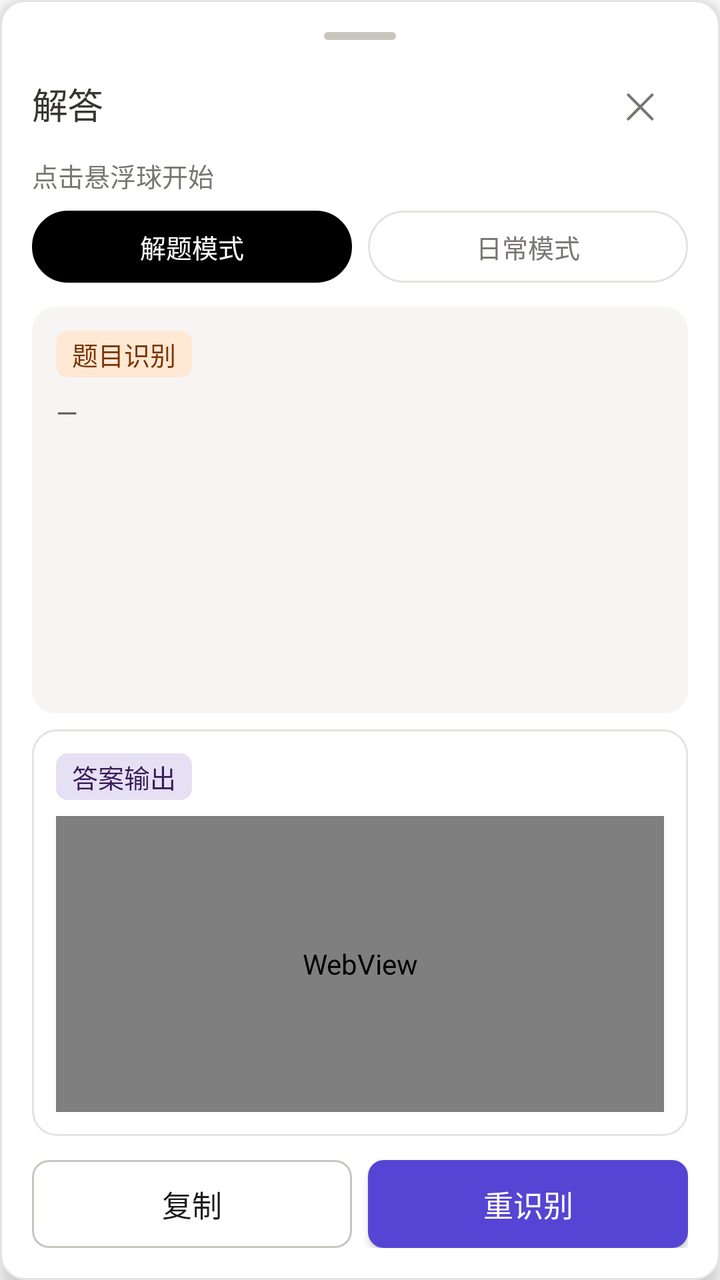
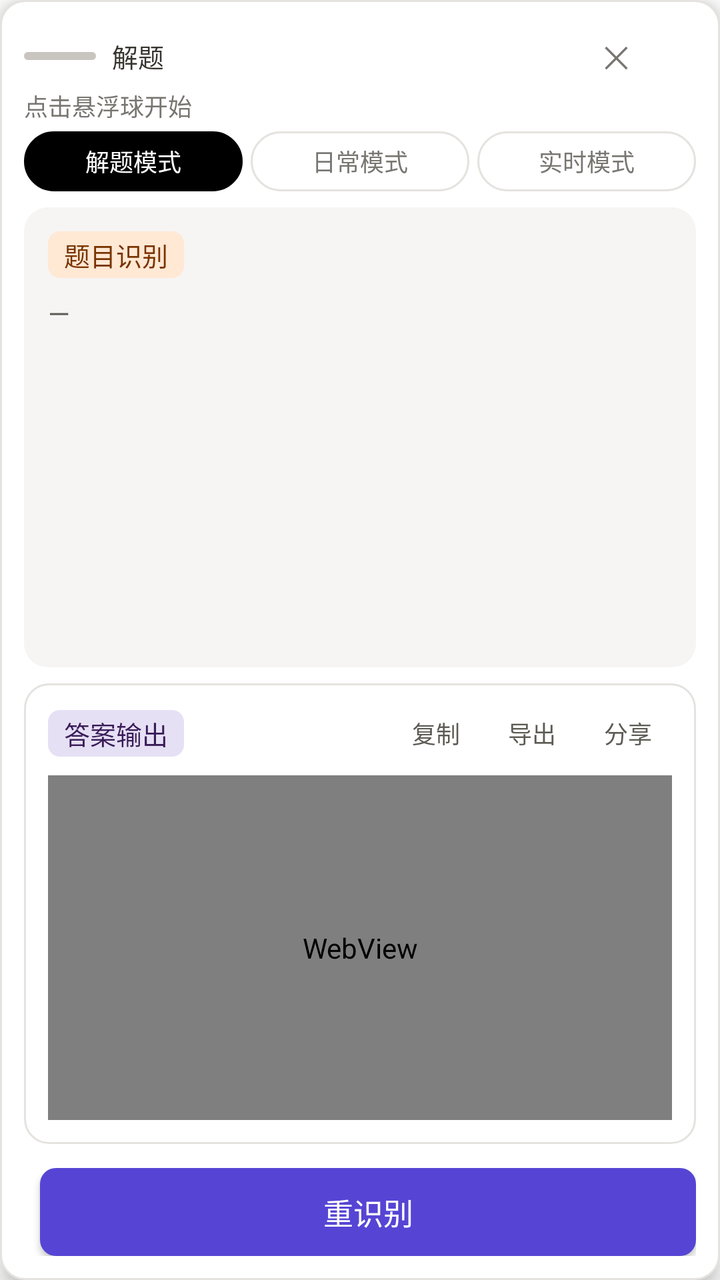

An Android layout rendered at two revisions. The XML below is the earlier revision; the diff shows what the commit changed to produce the second picture.
<!-- AndroidManifest.xml: application theme Theme.QuickAnswer -->
<!-- res/layout/float_panel.xml -->
<?xml version="1.0" encoding="utf-8"?>
<FrameLayout xmlns:android="http://schemas.android.com/apk/res/android"
    android:id="@+id/panel"
    android:layout_width="320dp"
    android:layout_height="@dimen/panel_height"
    android:background="@drawable/bg_panel"
    android:elevation="6dp">

    <LinearLayout
        android:layout_width="match_parent"
        android:layout_height="match_parent"
        android:orientation="vertical"
        android:padding="@dimen/space_md">

        
        <LinearLayout
            android:id="@+id/panelHeader"
            android:layout_width="match_parent"
            android:layout_height="wrap_content"
            android:gravity="center_horizontal"
            android:orientation="vertical">

            <View
                android:layout_width="@dimen/grabber_width"
                android:layout_height="@dimen/grabber_height"
                android:background="@drawable/bg_grabber" />

            <LinearLayout
                android:layout_width="match_parent"
                android:layout_height="wrap_content"
                android:layout_marginTop="@dimen/space_xs"
                android:gravity="center_vertical"
                android:orientation="horizontal">

                <TextView
                    android:id="@+id/tvTitle"
                    style="@style/Tv.SectionTitle"
                    android:layout_width="0dp"
                    android:layout_height="wrap_content"
                    android:layout_weight="1"
                    android:text="@string/panel_title" />

                <TextView
                    android:id="@+id/btnClose"
                    android:layout_width="@dimen/touch_target"
                    android:layout_height="@dimen/touch_target"
                    android:fontFamily="sans-serif"
                    android:gravity="center"
                    android:text="✕"
                    android:textColor="@color/steel"
                    android:textSize="18sp" />
            </LinearLayout>
        </LinearLayout>

        <TextView
            android:id="@+id/tvStatus"
            style="@style/Tv.Caption"
            android:layout_width="match_parent"
            android:layout_height="wrap_content"
            android:layout_marginTop="2dp"
            android:text="@string/panel_status_idle" />

        
        <LinearLayout
            android:layout_width="match_parent"
            android:layout_height="wrap_content"
            android:layout_marginTop="@dimen/space_xs"
            android:baselineAligned="false"
            android:orientation="horizontal">

            <TextView
                android:id="@+id/segSolve"
                android:layout_width="0dp"
                android:layout_height="36dp"
                android:layout_weight="1"
                android:background="@drawable/bg_segment_selected"
                android:fontFamily="sans-serif-medium"
                android:gravity="center"
                android:maxLines="1"
                android:text="@string/mode_solve"
                android:textColor="@color/on_dark"
                android:textSize="13sp" />

            <TextView
                android:id="@+id/segDaily"
                android:layout_width="0dp"
                android:layout_height="36dp"
                android:layout_marginStart="@dimen/space_xs"
                android:layout_weight="1"
                android:background="@drawable/bg_segment_default"
                android:fontFamily="sans-serif-medium"
                android:gravity="center"
                android:maxLines="1"
                android:text="@string/mode_daily"
                android:textColor="@color/steel"
                android:textSize="13sp" />
        </LinearLayout>

        
        <LinearLayout
            android:id="@+id/dailyInputBar"
            android:layout_width="match_parent"
            android:layout_height="wrap_content"
            android:layout_marginTop="@dimen/space_xs"
            android:gravity="center_vertical"
            android:orientation="horizontal"
            android:visibility="gone">

            <EditText
                android:id="@+id/etRequest"
                android:layout_width="0dp"
                android:layout_height="40dp"
                android:layout_weight="1"
                android:background="@drawable/bg_input"
                android:fontFamily="sans-serif"
                android:hint="@string/et_request_hint"
                android:imeOptions="actionSend"
                android:inputType="text"
                android:paddingStart="@dimen/space_sm"
                android:paddingEnd="@dimen/space_sm"
                android:singleLine="true"
                android:textColor="@color/ink"
                android:textColorHint="@color/muted"
                android:textSize="14sp" />

            <TextView
                android:id="@+id/btnVoice"
                android:layout_width="wrap_content"
                android:layout_height="40dp"
                android:layout_marginStart="@dimen/space_xs"
                android:background="@drawable/bg_button_secondary"
                android:fontFamily="sans-serif-medium"
                android:gravity="center"
                android:minWidth="56dp"
                android:paddingStart="@dimen/space_sm"
                android:paddingEnd="@dimen/space_sm"
                android:text="@string/btn_voice"
                android:textColor="@color/ink"
                android:textSize="14sp" />

            
            <TextView
                android:id="@+id/btnDailyShot"
                android:layout_width="wrap_content"
                android:layout_height="40dp"
                android:layout_marginStart="@dimen/space_xs"
                android:background="@drawable/bg_button_secondary"
                android:fontFamily="sans-serif-medium"
                android:gravity="center"
                android:minWidth="56dp"
                android:paddingStart="@dimen/space_sm"
                android:paddingEnd="@dimen/space_sm"
                android:text="@string/btn_daily_shot"
                android:textColor="@color/ink"
                android:textSize="14sp" />
        </LinearLayout>

        
        <LinearLayout
            android:id="@+id/zoneQuestion"
            android:layout_width="match_parent"
            android:layout_height="0dp"
            android:layout_marginTop="@dimen/space_sm"
            android:layout_weight="1"
            android:background="@drawable/bg_zone_question"
            android:orientation="vertical"
            android:padding="@dimen/space_sm">

            <TextView
                style="@style/Tv.Tag"
                android:layout_width="wrap_content"
                android:layout_height="wrap_content"
                android:background="@drawable/bg_tag_peach"
                android:paddingStart="@dimen/space_xs"
                android:paddingTop="2dp"
                android:paddingEnd="@dimen/space_xs"
                android:paddingBottom="2dp"
                android:text="@string/panel_question_label"
                android:textColor="@color/brand_orange_deep" />

            <ScrollView
                android:layout_width="match_parent"
                android:layout_height="0dp"
                android:layout_marginTop="@dimen/space_xs"
                android:layout_weight="1"
                android:scrollbars="vertical">

                <TextView
                    android:id="@+id/tvQuestion"
                    style="@style/Tv.BodySm"
                    android:layout_width="match_parent"
                    android:layout_height="wrap_content"
                    android:text="@string/panel_question_empty" />
            </ScrollView>
        </LinearLayout>

        
        <LinearLayout
            android:layout_width="match_parent"
            android:layout_height="0dp"
            android:layout_marginTop="@dimen/space_xs"
            android:layout_weight="1"
            android:background="@drawable/bg_zone_answer"
            android:orientation="vertical"
            android:padding="@dimen/space_sm">

            <TextView
                android:id="@+id/tvAnswerLabel"
                style="@style/Tv.Tag"
                android:layout_width="wrap_content"
                android:layout_height="wrap_content"
                android:background="@drawable/bg_tag_lavender"
                android:paddingStart="@dimen/space_xs"
                android:paddingTop="2dp"
                android:paddingEnd="@dimen/space_xs"
                android:paddingBottom="2dp"
                android:text="@string/panel_answer_label"
                android:textColor="@color/brand_purple_800" />

            
            <WebView
                android:id="@+id/webAnswer"
                android:layout_width="match_parent"
                android:layout_height="0dp"
                android:layout_marginTop="@dimen/space_xs"
                android:layout_weight="1"
                android:background="@android:color/transparent"
                android:scrollbars="vertical" />
        </LinearLayout>

        
        <LinearLayout
            android:layout_width="match_parent"
            android:layout_height="wrap_content"
            android:layout_marginTop="@dimen/space_sm"
            android:orientation="horizontal">

            <Button
                android:id="@+id/btnCopy"
                style="@style/Btn.Secondary"
                android:layout_width="0dp"
                android:layout_height="wrap_content"
                android:layout_weight="1"
                android:text="@string/btn_copy" />

            
            <Button
                android:id="@+id/btnStitch"
                style="@style/Btn.Secondary"
                android:layout_width="0dp"
                android:layout_height="wrap_content"
                android:layout_marginStart="@dimen/space_xs"
                android:layout_weight="1"
                android:text="@string/btn_stitch"
                android:visibility="gone" />

            <Button
                android:id="@+id/btnReread"
                style="@style/Btn.Primary"
                android:layout_width="0dp"
                android:layout_height="wrap_content"
                android:layout_marginStart="@dimen/space_xs"
                android:layout_weight="1"
                android:text="@string/btn_reread" />
        </LinearLayout>
    </LinearLayout>

    
    <FrameLayout
        android:id="@+id/handle_tl"
        android:layout_width="44dp"
        android:layout_height="44dp"
        android:layout_gravity="top|start" />

    <FrameLayout
        android:id="@+id/handle_tr"
        android:layout_width="44dp"
        android:layout_height="44dp"
        android:layout_gravity="top|end" />

    <FrameLayout
        android:id="@+id/handle_bl"
        android:layout_width="44dp"
        android:layout_height="44dp"
        android:layout_gravity="bottom|start" />

    <FrameLayout
        android:id="@+id/handle_br"
        android:layout_width="44dp"
        android:layout_height="44dp"
        android:layout_gravity="bottom|end" />
</FrameLayout>
<!-- resources referenced by this layout -->
<resources>
  <color name="brand_orange_deep">#793400</color>
  <color name="brand_purple_800">#391C57</color>
  <color name="ink">#1A1A1A</color>
  <color name="muted">#BBB8B1</color>
  <color name="on_dark">#FFFFFF</color>
  <color name="steel">#787671</color>
  <dimen name="grabber_height">4dp</dimen>
  <dimen name="grabber_width">36dp</dimen>
  <dimen name="panel_height">560dp</dimen>
  <dimen name="space_md">16dp</dimen>
  <dimen name="space_sm">12dp</dimen>
  <dimen name="space_xs">8dp</dimen>
  <dimen name="touch_target">48dp</dimen>
  <string name="btn_copy">复制</string>
  <string name="btn_daily_shot">截屏</string>
  <string name="btn_reread">重识别</string>
  <string name="btn_stitch">拼接</string>
  <string name="btn_voice">语音</string>
  <string name="et_request_hint">说出你的需求（可留空）</string>
  <string name="mode_daily">日常模式</string>
  <string name="mode_solve">解题模式</string>
  <string name="panel_answer_label">答案输出</string>
  <string name="panel_question_empty">—</string>
  <string name="panel_question_label">题目识别</string>
  <string name="panel_status_idle">点击悬浮球开始</string>
  <string name="panel_title">解答</string>
  <style name="Tv.Caption" parent="">
          <item name="android:fontFamily">sans-serif</item>
          <item name="android:textSize">13sp</item>
          <item name="android:textColor">@color/steel</item>
      </style>
  <style name="Tv.SectionTitle" parent="">
          <item name="android:fontFamily">sans-serif-medium</item>
          <item name="android:textSize">18sp</item>
          <item name="android:textColor">@color/charcoal</item>
          <item name="android:letterSpacing">-0.01</item>
      </style>
  <style name="Tv.Tag" parent="">
          <item name="android:fontFamily">sans-serif-medium</item>
          <item name="android:textSize">13sp</item>
          <item name="android:textColor">@color/charcoal</item>
      </style>
  <color name="surface">#F6F5F4</color>
  <color name="hairline_strong">#C8C4BE</color>
  <dimen name="radius_md">8dp</dimen>
  <color name="canvas">#FFFFFF</color>
  <color name="primary">#5645D4</color>
  <color name="hairline">#E5E3DF</color>
  <dimen name="radius_lg">12dp</dimen>
  <dimen name="radius_full">999dp</dimen>
  <color name="ink_deep">#000000</color>
  <color name="tint_lavender">#E6E0F5</color>
  <dimen name="radius_sm">6dp</dimen>
  <color name="tint_peach">#FFE8D4</color>
  <color name="on_primary">#FFFFFF</color>
  <dimen name="control_height">44dp</dimen>
  <color name="slate">#5D5B54</color>
  <color name="charcoal">#37352F</color>
  <color name="brand_navy">#0A1530</color>
  <color name="primary_pressed">#4534B3</color>
  <!-- unchanged entries left out for length: 15 -->
</resources>

<!-- the commit's change to res/layout/float_panel.xml (unified diff, before → after) -->
@@ -10,46 +10,40 @@
         android:layout_width="match_parent"
         android:layout_height="match_parent"
         android:orientation="vertical"
-        android:padding="@dimen/space_md">
+        android:padding="@dimen/space_sm">
 
         
         <LinearLayout
             android:id="@+id/panelHeader"
             android:layout_width="match_parent"
             android:layout_height="wrap_content"
-            android:gravity="center_horizontal"
-            android:orientation="vertical">
+            android:layout_marginEnd="@dimen/space_xl"
+            android:gravity="center_vertical"
+            android:orientation="horizontal">
 
             <View
                 android:layout_width="@dimen/grabber_width"
                 android:layout_height="@dimen/grabber_height"
                 android:background="@drawable/bg_grabber" />
 
-            <LinearLayout
-                android:layout_width="match_parent"
-                android:layout_height="wrap_content"
-                android:layout_marginTop="@dimen/space_xs"
-                android:gravity="center_vertical"
-                android:orientation="horizontal">
-
-                <TextView
-                    android:id="@+id/tvTitle"
-                    style="@style/Tv.SectionTitle"
-                    android:layout_width="0dp"
-                    android:layout_height="wrap_content"
-                    android:layout_weight="1"
-                    android:text="@string/panel_title" />
-
-                <TextView
-                    android:id="@+id/btnClose"
-                    android:layout_width="@dimen/touch_target"
-                    android:layout_height="@dimen/touch_target"
-                    android:fontFamily="sans-serif"
-                    android:gravity="center"
-                    android:text="✕"
-                    android:textColor="@color/steel"
-                    android:textSize="18sp" />
-            </LinearLayout>
+            <TextView
+                android:id="@+id/tvTitle"
+                style="@style/Tv.Tag"
+                android:layout_width="0dp"
+                android:layout_height="wrap_content"
+                android:layout_marginStart="@dimen/space_xs"
+                android:layout_weight="1"
+                android:maxLines="1"
+                android:text="@string/panel_title" />
+
+            <TextView
+                android:id="@+id/btnClose"
+                android:layout_width="32dp"
+                android:layout_height="32dp"
+                android:gravity="center"
+                android:text="✕"
+                android:textColor="@color/steel"
+                android:textSize="15sp" />
         </LinearLayout>
 
         <TextView
@@ -57,43 +51,71 @@
             style="@style/Tv.Caption"
             android:layout_width="match_parent"
             android:layout_height="wrap_content"
-            android:layout_marginTop="2dp"
-            android:text="@string/panel_status_idle" />
-
-        
-        <LinearLayout
-            android:layout_width="match_parent"
-            android:layout_height="wrap_content"
-            android:layout_marginTop="@dimen/space_xs"
+            android:ellipsize="end"
+            android:maxLines="1"
+            android:text="@string/panel_status_idle"
+            android:textSize="12sp" />
+
+        
+        <LinearLayout
+            android:layout_width="match_parent"
+            android:layout_height="wrap_content"
+            android:layout_marginTop="@dimen/space_xxs"
             android:baselineAligned="false"
             android:orientation="horizontal">
 
             <TextView
                 android:id="@+id/segSolve"
                 android:layout_width="0dp"
-                android:layout_height="36dp"
-                android:layout_weight="1"
+                android:layout_height="30dp"
+                android:layout_weight="1"
+                android:autoSizeMaxTextSize="12sp"
+                android:autoSizeMinTextSize="9sp"
+                android:autoSizeStepGranularity="1sp"
+                android:autoSizeTextType="uniform"
                 android:background="@drawable/bg_segment_selected"
                 android:fontFamily="sans-serif-medium"
                 android:gravity="center"
                 android:maxLines="1"
                 android:text="@string/mode_solve"
                 android:textColor="@color/on_dark"
-                android:textSize="13sp" />
+                android:textSize="12sp" />
 
             <TextView
                 android:id="@+id/segDaily"
                 android:layout_width="0dp"
-                android:layout_height="36dp"
-                android:layout_marginStart="@dimen/space_xs"
-                android:layout_weight="1"
+                android:layout_height="30dp"
+                android:layout_marginStart="@dimen/space_xxs"
+                android:layout_weight="1"
+                android:autoSizeMaxTextSize="12sp"
+                android:autoSizeMinTextSize="9sp"
+                android:autoSizeStepGranularity="1sp"
+                android:autoSizeTextType="uniform"
                 android:background="@drawable/bg_segment_default"
                 android:fontFamily="sans-serif-medium"
                 android:gravity="center"
                 android:maxLines="1"
                 android:text="@string/mode_daily"
                 android:textColor="@color/steel"
-                android:textSize="13sp" />
+                android:textSize="12sp" />
+
+            <TextView
+                android:id="@+id/segRealtime"
+                android:layout_width="0dp"
+                android:layout_height="30dp"
+                android:layout_marginStart="@dimen/space_xxs"
+                android:layout_weight="1"
+                android:autoSizeMaxTextSize="12sp"
+                android:autoSizeMinTextSize="9sp"
+                android:autoSizeStepGranularity="1sp"
+                android:autoSizeTextType="uniform"
+                android:background="@drawable/bg_segment_default"
+                android:fontFamily="sans-serif-medium"
+                android:gravity="center"
+                android:maxLines="1"
+                android:text="@string/mode_realtime"
+                android:textColor="@color/steel"
+                android:textSize="12sp" />
         </LinearLayout>
 
         
@@ -101,7 +123,7 @@
             android:id="@+id/dailyInputBar"
             android:layout_width="match_parent"
             android:layout_height="wrap_content"
-            android:layout_marginTop="@dimen/space_xs"
+            android:layout_marginTop="@dimen/space_xxs"
             android:gravity="center_vertical"
             android:orientation="horizontal"
             android:visibility="gone">
@@ -109,7 +131,7 @@
             <EditText
                 android:id="@+id/etRequest"
                 android:layout_width="0dp"
-                android:layout_height="40dp"
+                android:layout_height="36dp"
                 android:layout_weight="1"
                 android:background="@drawable/bg_input"
                 android:fontFamily="sans-serif"
@@ -126,12 +148,12 @@
             <TextView
                 android:id="@+id/btnVoice"
                 android:layout_width="wrap_content"
-                android:layout_height="40dp"
-                android:layout_marginStart="@dimen/space_xs"
+                android:layout_height="36dp"
+                android:layout_marginStart="@dimen/space_xxs"
                 android:background="@drawable/bg_button_secondary"
                 android:fontFamily="sans-serif-medium"
                 android:gravity="center"
-                android:minWidth="56dp"
+                android:minWidth="52dp"
                 android:paddingStart="@dimen/space_sm"
                 android:paddingEnd="@dimen/space_sm"
                 android:text="@string/btn_voice"
@@ -142,12 +164,12 @@
             <TextView
                 android:id="@+id/btnDailyShot"
                 android:layout_width="wrap_content"
-                android:layout_height="40dp"
-                android:layout_marginStart="@dimen/space_xs"
+                android:layout_height="36dp"
+                android:layout_marginStart="@dimen/space_xxs"
                 android:background="@drawable/bg_button_secondary"
                 android:fontFamily="sans-serif-medium"
                 android:gravity="center"
-                android:minWidth="56dp"
+                android:minWidth="52dp"
                 android:paddingStart="@dimen/space_sm"
                 android:paddingEnd="@dimen/space_sm"
                 android:text="@string/btn_daily_shot"
@@ -160,7 +182,7 @@
             android:id="@+id/zoneQuestion"
             android:layout_width="match_parent"
             android:layout_height="0dp"
-            android:layout_marginTop="@dimen/space_sm"
+            android:layout_marginTop="@dimen/space_xs"
             android:layout_weight="1"
             android:background="@drawable/bg_zone_question"
             android:orientation="vertical"
@@ -204,18 +226,48 @@
             android:orientation="vertical"
             android:padding="@dimen/space_sm">
 
-            <TextView
-                android:id="@+id/tvAnswerLabel"
-                style="@style/Tv.Tag"
-                android:layout_width="wrap_content"
-                android:layout_height="wrap_content"
-                android:background="@drawable/bg_tag_lavender"
-                android:paddingStart="@dimen/space_xs"
-                android:paddingTop="2dp"
-                android:paddingEnd="@dimen/space_xs"
-                android:paddingBottom="2dp"
-                android:text="@string/panel_answer_label"
-                android:textColor="@color/brand_purple_800" />
+            
+            <LinearLayout
+                android:layout_width="match_parent"
+                android:layout_height="wrap_content"
+                android:gravity="center_vertical"
+                android:orientation="horizontal">
+
+                <TextView
+                    android:id="@+id/tvAnswerLabel"
+                    style="@style/Tv.Tag"
+                    android:layout_width="wrap_content"
+                    android:layout_height="wrap_content"
+                    android:background="@drawable/bg_tag_lavender"
+                    android:paddingStart="@dimen/space_xs"
+                    android:paddingTop="2dp"
+                    android:paddingEnd="@dimen/space_xs"
+                    android:paddingBottom="2dp"
+                    android:text="@string/panel_answer_label"
+                    android:textColor="@color/brand_purple_800" />
+
+                <View
+                    android:layout_width="0dp"
+                    android:layout_height="1dp"
+                    android:layout_weight="1" />
+
+                <TextView
+                    android:id="@+id/btnCopy"
+                    style="@style/Chip.Action"
+                    android:text="@string/btn_copy" />
+
+                <TextView
+                    android:id="@+id/btnExport"
+                    style="@style/Chip.Action"
+                    android:layout_marginStart="@dimen/space_xxs"
+                    android:text="@string/btn_export" />
+
+                <TextView
+                    android:id="@+id/btnShare"
+                    style="@style/Chip.Action"
+                    android:layout_marginStart="@dimen/space_xxs"
+                    android:text="@string/btn_share" />
+            </LinearLayout>
 
             
             <WebView
@@ -235,21 +287,12 @@
             android:layout_marginTop="@dimen/space_sm"
             android:orientation="horizontal">
 
-            <Button
-                android:id="@+id/btnCopy"
-                style="@style/Btn.Secondary"
-                android:layout_width="0dp"
-                android:layout_height="wrap_content"
-                android:layout_weight="1"
-                android:text="@string/btn_copy" />
-
             
             <Button
                 android:id="@+id/btnStitch"
                 style="@style/Btn.Secondary"
                 android:layout_width="0dp"
                 android:layout_height="wrap_content"
-                android:layout_marginStart="@dimen/space_xs"
                 android:layout_weight="1"
                 android:text="@string/btn_stitch"
                 android:visibility="gone" />
@@ -268,25 +311,25 @@
     
     <FrameLayout
         android:id="@+id/handle_tl"
-        android:layout_width="44dp"
-        android:layout_height="44dp"
+        android:layout_width="32dp"
+        android:layout_height="32dp"
         android:layout_gravity="top|start" />
 
     <FrameLayout
         android:id="@+id/handle_tr"
-        android:layout_width="44dp"
-        android:layout_height="44dp"
+        android:layout_width="32dp"
+        android:layout_height="32dp"
         android:layout_gravity="top|end" />
 
     <FrameLayout
         android:id="@+id/handle_bl"
-        android:layout_width="44dp"
-        android:layout_height="44dp"
+        android:layout_width="32dp"
+        android:layout_height="32dp"
         android:layout_gravity="bottom|start" />
 
     <FrameLayout
         android:id="@+id/handle_br"
-        android:layout_width="44dp"
-        android:layout_height="44dp"
+        android:layout_width="32dp"
+        android:layout_height="32dp"
         android:layout_gravity="bottom|end" />
 </FrameLayout>
<!-- resource entries referenced after the edit -->
@@ -10,32 +10,60 @@
   <dimen name="grabber_width">36dp</dimen>
   <dimen name="panel_height">560dp</dimen>
   <dimen name="space_md">16dp</dimen>
+  <!-- drawable bg_button_tertiary (drawable) -->
+  <?xml version="1.0" encoding="utf-8"?>
+  <selector xmlns:android="http://schemas.android.com/apk/res/android">
+      <item android:state_pressed="true">
+          <shape android:shape="rectangle">
+              <solid android:color="@color/surface" />
+              <corners android:radius="@dimen/radius_sm" />
+          </shape>
+      </item>
+      <item>
+          <shape android:shape="rectangle">
+              <solid android:color="@android:color/transparent" />
+              <corners android:radius="@dimen/radius_sm" />
+          </shape>
+      </item>
+  </selector>
   <dimen name="space_sm">12dp</dimen>
+  <dimen name="space_xl">24dp</dimen>
   <dimen name="space_xs">8dp</dimen>
-  <dimen name="touch_target">48dp</dimen>
+  <dimen name="space_xxs">4dp</dimen>
   <string name="btn_copy">复制</string>
   <string name="btn_daily_shot">截屏</string>
+  <string name="btn_export">导出</string>
   <string name="btn_reread">重识别</string>
+  <string name="btn_share">分享</string>
   <string name="btn_stitch">拼接</string>
   <string name="btn_voice">语音</string>
   <string name="et_request_hint">说出你的需求（可留空）</string>
   <string name="mode_daily">日常模式</string>
+  <string name="mode_realtime">实时模式</string>
   <string name="mode_solve">解题模式</string>
   <string name="panel_answer_label">答案输出</string>
   <string name="panel_question_empty">—</string>
   <string name="panel_question_label">题目识别</string>
   <string name="panel_status_idle">点击悬浮球开始</string>
-  <string name="panel_title">解答</string>
+  <string name="panel_title">解题</string>
+  <style name="Chip.Action" parent="">
+          <item name="android:layout_width">wrap_content</item>
+          <item name="android:layout_height">26dp</item>
+          <item name="android:minWidth">44dp</item>
+          <item name="android:gravity">center</item>
+          <item name="android:background">@drawable/bg_button_tertiary</item>
+          <item name="android:fontFamily">sans-serif-medium</item>
+          <item name="android:textSize">12sp</item>
+          <item name="android:textColor">@color/slate</item>
+          <item name="android:paddingStart">@dimen/space_xs</item>
+          <item name="android:paddingEnd">@dimen/space_xs</item>
+          <item name="android:clickable">true</item>
+          <item name="android:focusable">true</item>
+      </style>
   <style name="Tv.Caption" parent="">
           <item name="android:fontFamily">sans-serif</item>
           <item name="android:textSize">13sp</item>
           <item name="android:textColor">@color/steel</item>
-      </style>
-  <style name="Tv.SectionTitle" parent="">
-          <item name="android:fontFamily">sans-serif-medium</item>
-          <item name="android:textSize">18sp</item>
-          <item name="android:textColor">@color/charcoal</item>
-          <item name="android:letterSpacing">-0.01</item>
       </style>
   <style name="Tv.Tag" parent="">
           <item name="android:fontFamily">sans-serif-medium</item>
